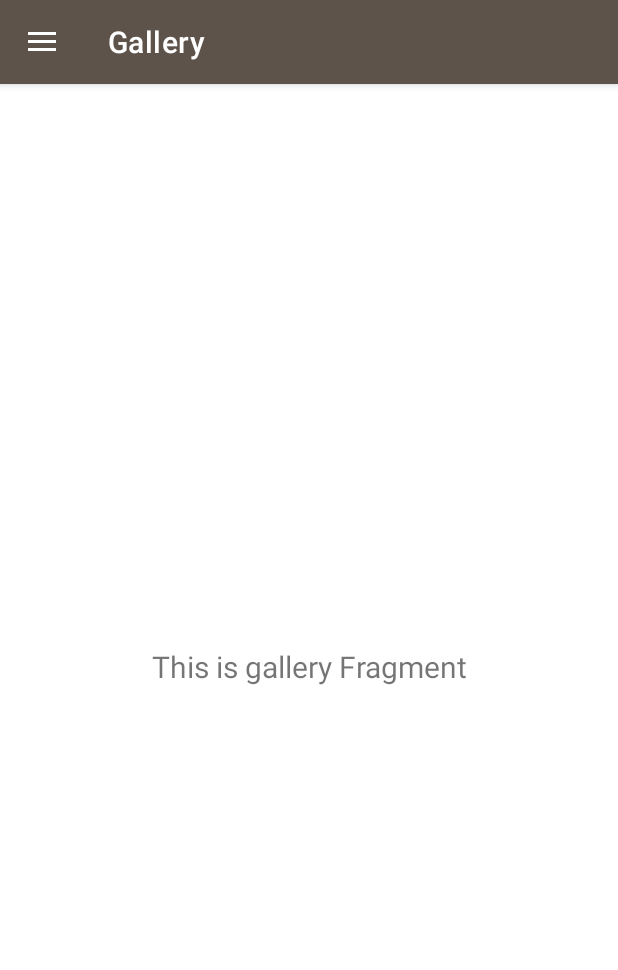
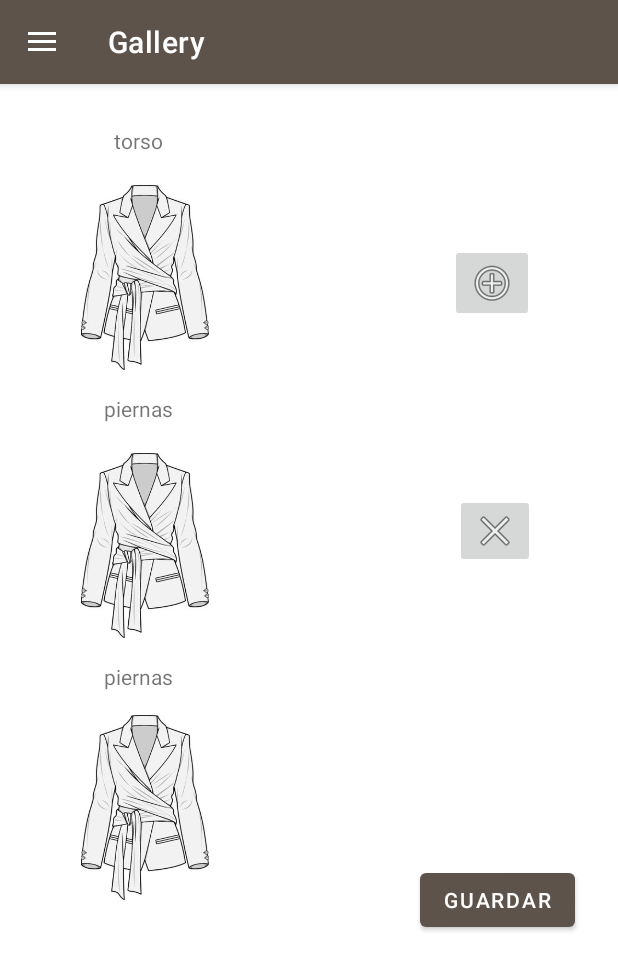
Before and after one commit to MAb1ga1l/musi-guardar, an Android app: the screen it shows after launch (MainActivity), in the side drawer, after a tap on "Nuevo Outfit", on a phone screen of 412 x 824 dp. Shown: the top 970 px of the screen. Run offline under Robolectric (Android 15) with nearby library versions, the phone set to English and light mode, and no system bars; our stand-ins replace navigation-ui.

Commit message:
sección de outfit base completa

```diff
--- a/app/src/main/java/com/example/proyectofinal/ui/gallery/GalleryFragment.kt
+++ b/app/src/main/java/com/example/proyectofinal/ui/gallery/GalleryFragment.kt
@@ -4,6 +4,7 @@ import android.os.Bundle
 import android.view.LayoutInflater
 import android.view.View
 import android.view.ViewGroup
+import android.widget.ImageView
 import android.widget.TextView
 import androidx.fragment.app.Fragment
 import androidx.lifecycle.Observer
@@ -13,19 +14,24 @@ import com.example.proyectofinal.R
 class GalleryFragment : Fragment() {
 
     private lateinit var galleryViewModel: GalleryViewModel
+    private lateinit var imageViewTorso: ImageView
+    private lateinit var imageViewPiernas: ImageView
+    private lateinit var imageViewPies: ImageView
 
     override fun onCreateView(
             inflater: LayoutInflater,
             container: ViewGroup?,
             savedInstanceState: Bundle?
     ): View? {
-        galleryViewModel =
-                ViewModelProvider(this).get(GalleryViewModel::class.java)
+        galleryViewModel = ViewModelProvider(this).get(GalleryViewModel::class.java)
         val root = inflater.inflate(R.layout.fragment_gallery, container, false)
-        val textView: TextView = root.findViewById(R.id.text_gallery)
-        galleryViewModel.text.observe(viewLifecycleOwner, Observer {
-            textView.text = it
-        })
+        imageViewTorso=root.findViewById(R.id.image_outfit_torso)
+        imageViewPiernas=root.findViewById(R.id.image_outfit_piernas)
+        imageViewPies=root.findViewById(R.id.image_outfit_pies)
+        imageViewTorso.setImageResource(R.drawable.ropados)
+        imageViewPiernas.setImageResource(R.drawable.ropados)
+        imageViewPies.setImageResource(R.drawable.ropados)
+
         return root
     }
 }
--- a/app/src/main/java/com/example/proyectofinal/ui/slideshow/SlideshowFragment.kt
+++ b/app/src/main/java/com/example/proyectofinal/ui/slideshow/SlideshowFragment.kt
@@ -22,10 +22,6 @@ class SlideshowFragment : Fragment() {
         slideshowViewModel =
                 ViewModelProvider(this).get(SlideshowViewModel::class.java)
         val root = inflater.inflate(R.layout.fragment_slideshow, container, false)
-        val textView: TextView = root.findViewById(R.id.text_slideshow)
-        slideshowViewModel.text.observe(viewLifecycleOwner, Observer {
-            textView.text = it
-        })
         return root
     }
 }
--- a/app/src/main/res/layout/fragment_gallery.xml
+++ b/app/src/main/res/layout/fragment_gallery.xml
@@ -6,17 +6,101 @@
     android:layout_height="match_parent"
     tools:context=".ui.gallery.GalleryFragment">
 
+    <ImageView
+        android:id="@+id/image_outfit_pies"
+        android:layout_width="105dp"
+        android:layout_height="123dp"
+        android:layout_marginTop="16dp"
+        android:src="@drawable/ropados"
+        app:layout_constraintEnd_toEndOf="@+id/image_outfit_piernas"
+        app:layout_constraintHorizontal_bias="0.0"
+        app:layout_constraintStart_toStartOf="@+id/image_outfit_piernas"
+        app:layout_constraintTop_toBottomOf="@+id/textView6" />
+
     <TextView
-        android:id="@+id/text_gallery"
-        android:layout_width="match_parent"
+        android:id="@+id/textView6"
+        android:layout_width="wrap_content"
         android:layout_height="wrap_content"
-        android:layout_marginStart="8dp"
-        android:layout_marginTop="8dp"
-        android:layout_marginEnd="8dp"
-        android:textAlignment="center"
-        android:textSize="20sp"
+        android:layout_marginTop="16dp"
+        android:text="@string/tab_text_two"
+        app:layout_constraintEnd_toEndOf="@+id/textView5"
+        app:layout_constraintStart_toStartOf="@+id/textView5"
+        app:layout_constraintTop_toBottomOf="@+id/image_outfit_piernas" />
+
+    <ImageView
+        android:id="@+id/image_outfit_piernas"
+        android:layout_width="105dp"
+        android:layout_height="123dp"
+        android:layout_marginTop="20dp"
+        android:src="@drawable/ropados"
+        app:layout_constraintEnd_toEndOf="@+id/image_outfit_torso"
+        app:layout_constraintStart_toStartOf="@+id/image_outfit_torso"
+        app:layout_constraintTop_toBottomOf="@+id/textView5" />
+
+    <TextView
+        android:id="@+id/textView5"
+        android:layout_width="wrap_content"
+        android:layout_height="wrap_content"
+        android:layout_marginTop="16dp"
+        android:text="@string/tab_text_two"
+        app:layout_constraintEnd_toEndOf="@+id/textView4"
+        app:layout_constraintStart_toStartOf="@+id/textView4"
+        app:layout_constraintTop_toBottomOf="@+id/image_outfit_torso" />
+
+    <Button
+        android:id="@+id/button_add_outfit"
+        android:layout_width="wrap_content"
+        android:layout_height="wrap_content"
+        android:text="@string/textbuttonadd"
         app:layout_constraintBottom_toBottomOf="parent"
         app:layout_constraintEnd_toEndOf="parent"
+        app:layout_constraintHorizontal_bias="0.908"
+        app:layout_constraintStart_toStartOf="parent"
+        app:layout_constraintTop_toBottomOf="@+id/imageButton2"
+        app:layout_constraintVertical_bias="0.497" />
+
+    <ImageButton
+        android:id="@+id/imageButton_agregar_prenda"
+        android:layout_width="wrap_content"
+        android:layout_height="wrap_content"
+        android:layout_marginEnd="56dp"
+        android:layout_marginRight="56dp"
+        android:src="@android:drawable/ic_menu_add"
+        app:layout_constraintBottom_toTopOf="@+id/imageButton2"
+        app:layout_constraintEnd_toEndOf="parent"
+        app:layout_constraintTop_toTopOf="parent"
+        app:layout_constraintVertical_bias="0.482" />
+
+    <TextView
+        android:id="@+id/textView4"
+        android:layout_width="wrap_content"
+        android:layout_height="wrap_content"
+        android:layout_marginTop="28dp"
+        android:text="@string/tab_text_one"
+        app:layout_constraintEnd_toEndOf="parent"
+        app:layout_constraintHorizontal_bias="0.201"
         app:layout_constraintStart_toStartOf="parent"
         app:layout_constraintTop_toTopOf="parent" />
+
+    <ImageView
+        android:id="@+id/image_outfit_torso"
+        android:layout_width="105dp"
+        android:layout_height="123dp"
+        android:layout_marginTop="20dp"
+        android:src="@drawable/ropados"
+        app:layout_constraintEnd_toEndOf="parent"
+        app:layout_constraintHorizontal_bias="0.143"
+        app:layout_constraintStart_toStartOf="parent"
+        app:layout_constraintTop_toBottomOf="@+id/textView4" />
+
+    <ImageButton
+        android:id="@+id/imageButton2"
+        android:layout_width="53dp"
+        android:layout_height="49dp"
+        android:src="@android:drawable/ic_menu_close_clear_cancel"
+        app:layout_constraintBottom_toBottomOf="@+id/image_outfit_piernas"
+        app:layout_constraintEnd_toEndOf="parent"
+        app:layout_constraintHorizontal_bias="0.846"
+        app:layout_constraintStart_toStartOf="parent"
+        app:layout_constraintTop_toBottomOf="@+id/textView5" />
 </androidx.constraintlayout.widget.ConstraintLayout>
--- a/app/src/main/res/layout/fragment_slideshow.xml
+++ b/app/src/main/res/layout/fragment_slideshow.xml
@@ -4,19 +4,4 @@
     xmlns:tools="http://schemas.android.com/tools"
     android:layout_width="match_parent"
     android:layout_height="match_parent"
-    tools:context=".ui.slideshow.SlideshowFragment">
-
-    <TextView
-        android:id="@+id/text_slideshow"
-        android:layout_width="match_parent"
-        android:layout_height="wrap_content"
-        android:layout_marginStart="8dp"
-        android:layout_marginTop="8dp"
-        android:layout_marginEnd="8dp"
-        android:textAlignment="center"
-        android:textSize="20sp"
-        app:layout_constraintBottom_toBottomOf="parent"
-        app:layout_constraintEnd_toEndOf="parent"
-        app:layout_constraintStart_toStartOf="parent"
-        app:layout_constraintTop_toTopOf="parent" />
-</androidx.constraintlayout.widget.ConstraintLayout>
+    tools:context=".ui.slideshow.SlideshowFragment"/>
--- a/app/src/main/res/values/strings.xml
+++ b/app/src/main/res/values/strings.xml
@@ -29,4 +29,6 @@
     <string name="fechaUltimoUso">--/--/--</string>
     <string name="textnumusos">#</string>
     <string name="textok">Ok</string>
+    <string name="textbuttonadd">Guardar</string>
+    <string name="button_limpiar">Limpiar</string>
 </resources>
```
